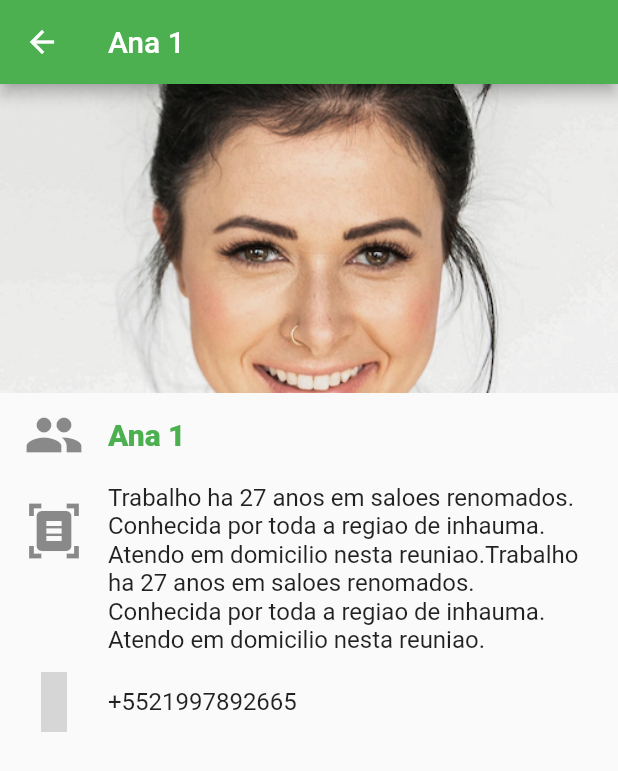
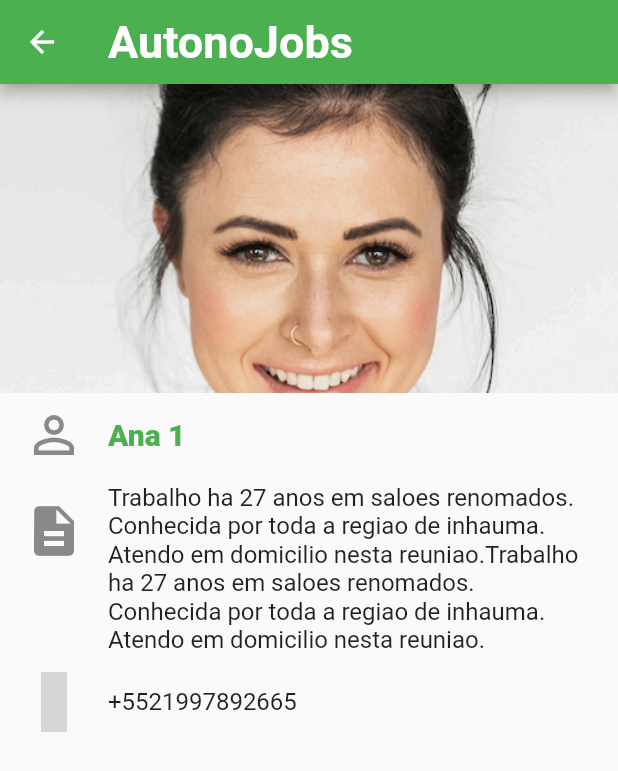
Before and after one commit to ulisseso68/cta_projeto_autonomo, a Flutter app: the screen it shows after launch, after a tap on "Ana 1", on a phone screen of 412 x 824 dp. Shown: the top 771 px of the screen. Run offline on Flutter 3.47's test engine with Material 2 defaults, Android fonts, the phone set to English and light mode, and no system bars; Roboto replaces fonts that are missing (Verdana); statements that could not run were skipped; grey boxes are pictures that could not be loaded.

Commit message:
AJ 22-07-09 #2

```diff
--- a/lib/paginas/pagina_detalhe_autonomo.dart
+++ b/lib/paginas/pagina_detalhe_autonomo.dart
@@ -28,7 +28,11 @@ class _PaginaDetalheAutonomoState extends State<PaginaDetalheAutonomo> {
 
     return Scaffold(
       appBar: AppBar(
-        title: Text(widget.autonomo['nome'].toString()),
+        title: const Text(
+          'AutonoJobs',
+          style: TextStyle(
+              fontSize: 30, fontFamily: 'Verdana', fontWeight: FontWeight.bold),
+        ),
       ),
       body: Column(
         mainAxisAlignment: MainAxisAlignment.start,
@@ -41,7 +45,7 @@ class _PaginaDetalheAutonomoState extends State<PaginaDetalheAutonomo> {
                 fit: BoxFit.cover,
               )),
           ListTile(
-            leading: const Icon(Icons.people, size: 40),
+            leading: const Icon(Icons.perm_identity, size: 40),
             title: Text(
               widget.autonomo['nome'],
               style: const TextStyle(fontWeight: FontWeight.w800, fontSize: 20),
@@ -50,7 +54,7 @@ class _PaginaDetalheAutonomoState extends State<PaginaDetalheAutonomo> {
           ),
           ListTile(
             leading: const Icon(
-              Icons.document_scanner,
+              Icons.description,
               size: 40,
             ),
             title: Text(widget.autonomo['descricao']),
--- a/lib/paginas/pagina_inicial_busca.dart
+++ b/lib/paginas/pagina_inicial_busca.dart
@@ -44,7 +44,8 @@ class _PaginaInicialBuscaState extends State<PaginaInicialBusca> {
         ),
         shadowColor: Colors.white70.withOpacity(0.0),
       ),
-      body: Column(
+      body: SingleChildScrollView(
+        child: Column(
           mainAxisAlignment: MainAxisAlignment.start,
           children: <Widget>[
             const Divider(
@@ -151,6 +152,8 @@ class _PaginaInicialBuscaState extends State<PaginaInicialBusca> {
               height: 5,
               color: Colors.green,
             ), //area de busca
+            //Campo de Busca
+
             SizedBox(
               height: 70,
               width: largura * 0.9,
@@ -172,7 +175,7 @@ class _PaginaInicialBuscaState extends State<PaginaInicialBusca> {
                 controller: textController,
                 keyboardType: TextInputType.text,
                 decoration: const InputDecoration(
-                hintText: 'busca',
+                  hintText: 'busca por atividade',
                   hintStyle: TextStyle(
                       color: Color(0xFF9b9b9b),
                       fontSize: 30,
@@ -182,11 +185,17 @@ class _PaginaInicialBuscaState extends State<PaginaInicialBusca> {
             ),
             //Lista de atividas
             SizedBox(
-              height: altura / 4,
+                height: altura / 3,
                 width: largura * 0.9,
-              child: ListView.builder(
+                child: GridView.builder(
+                    gridDelegate:
+                        const SliverGridDelegateWithMaxCrossAxisExtent(
+                            maxCrossAxisExtent: 120,
+                            mainAxisSpacing: 10.0,
+                            crossAxisSpacing: 10.0,
+                            childAspectRatio: 2),
                     key: const Key('Tags List'),
-                  itemCount: min(_atividadesSelecionadas.length, 8),
+                    itemCount: min(_atividadesSelecionadas.length, 10),
                     itemBuilder: (_, i) {
                       return GestureDetector(
                         onTap: () {
@@ -196,17 +205,27 @@ class _PaginaInicialBuscaState extends State<PaginaInicialBusca> {
                                   builder: (context) => PaginaListaAutonomos(
                                       atividade: _atividadesSelecionadas[i])));
                         },
+                        child: Container(
+                          //color: Colors.amber,
+                          padding: const EdgeInsets.all(2.0),
+                          decoration: BoxDecoration(
+                              color: Colors.green,
+                              borderRadius: BorderRadius.circular(10.0)),
+
                           child: Text(
                             _atividadesSelecionadas[i],
+                            textAlign: TextAlign.center,
                             style: const TextStyle(
-                            fontSize: 18,
-                            color: Colors.green,
+                                fontSize: 16,
+                                color: Colors.white,
                                 fontFamily: 'Verdana'),
+                          ),
                         ),
                       );
                     })),
           ],
         ),
+      ),
     );
   }
 }
```
Also changed, not shown: lib/paginas/pagina_lista_autonomos.dart (+41 -11 lines). Lines whose indentation alone changed are shown as unchanged.
